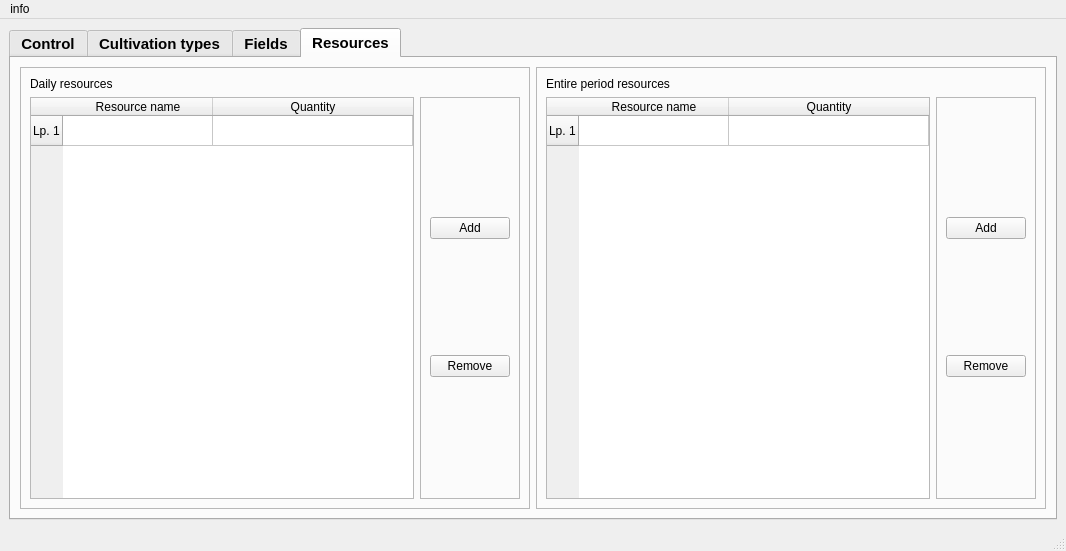
This is gui/form.ui in hudaszekpiotr/InzynierkaProgram as Qt 5 draws it before an edit. The edited form follows.
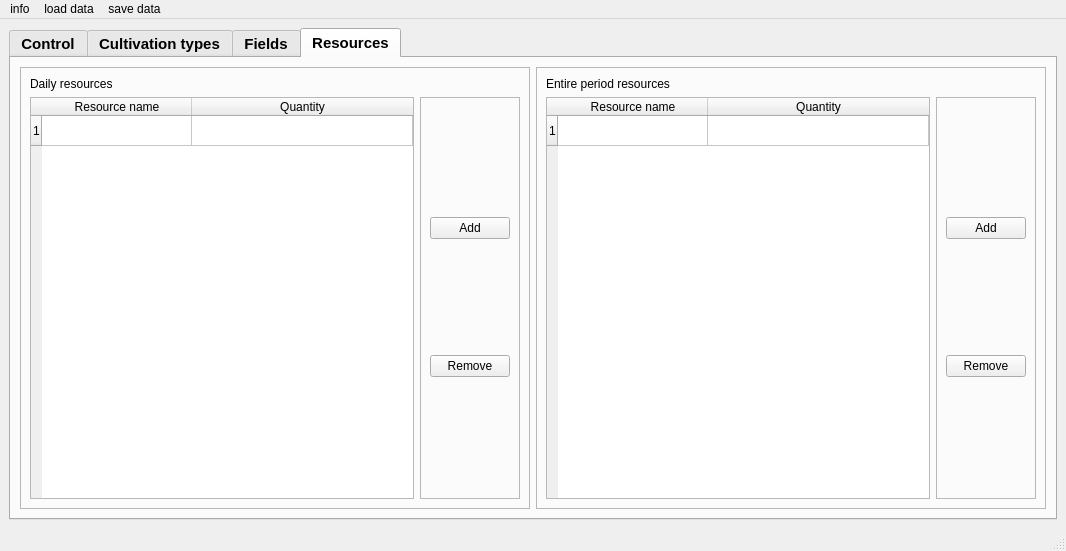
This is the edited form.

```diff
--- a/gui/form.ui
+++ b/gui/form.ui
@@ -327,7 +327,7 @@
              </attribute>
              <row>
               <property name="text">
-               <string>Lp. 1</string>
+               <string>1</string>
               </property>
              </row>
              <column>
@@ -415,7 +415,7 @@
              </attribute>
              <row>
               <property name="text">
-               <string>Lp. 1</string>
+               <string>1</string>
               </property>
              </row>
              <column>
@@ -477,7 +477,7 @@
      <x>0</x>
      <y>0</y>
      <width>1066</width>
-     <height>22</height>
+     <height>32</height>
     </rect>
    </property>
    <widget class="QMenu" name="menuinfo">
@@ -485,7 +485,21 @@
      <string>info</string>
     </property>
    </widget>
+   <widget class="QMenu" name="menuload_data">
+    <property name="title">
+     <string>load data</string>
+    </property>
+    <addaction name="actionlast_used"/>
+    <addaction name="actionset1"/>
+   </widget>
+   <widget class="QMenu" name="menusave_data">
+    <property name="title">
+     <string>save data</string>
+    </property>
+   </widget>
    <addaction name="menuinfo"/>
+   <addaction name="menuload_data"/>
+   <addaction name="menusave_data"/>
   </widget>
   <widget class="QStatusBar" name="statusbar"/>
  </widget>
```
Left out of the diff: 10 changed lines with no effect on the pictures.
